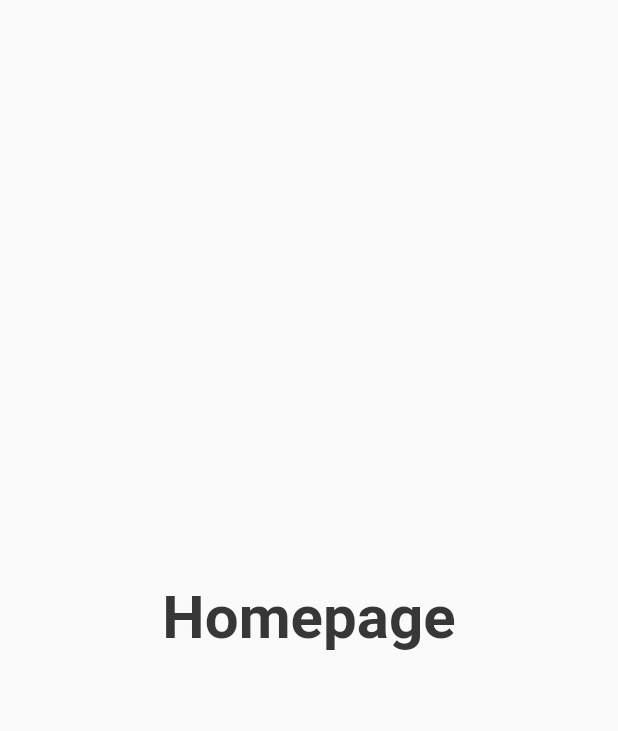
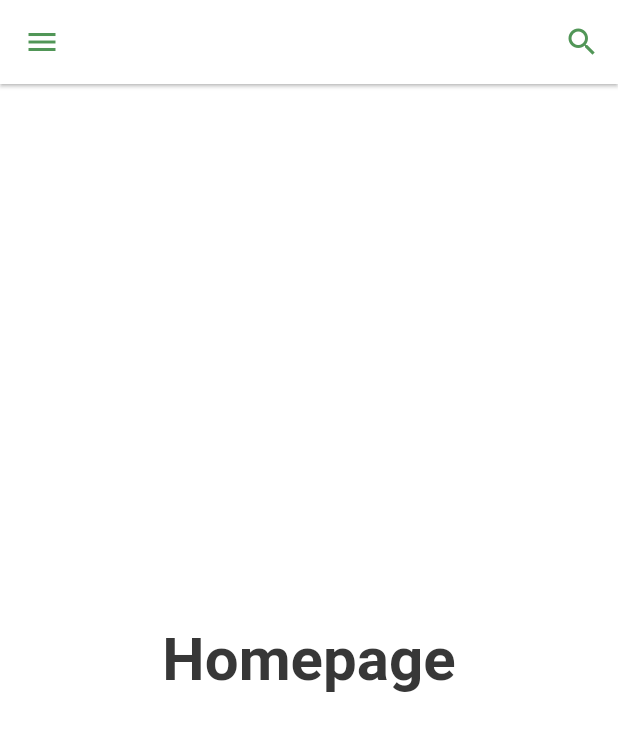
Before and after one commit to Ahnaf16/Dokan, a Flutter app: the screen it shows after launch, after a tap on "Sign In", on a phone screen of 412 x 824 dp. Shown: the top 731 px of the screen. Run offline on Flutter 3.47's test engine with Material 2 defaults, Android fonts, the phone set to English and light mode, and no system bars; our stand-ins replace firebase_core; accounts and stored records are empty.

Commit message:
added homepage and app-drawer

```diff
--- a/lib/Auth/forgetpass.dart
+++ b/lib/Auth/forgetpass.dart
@@ -15,7 +15,7 @@ class _ForgetPasswordState extends State<ForgetPassword> {
   @override
   Widget build(BuildContext context) {
     return Scaffold(
-      backgroundColor: AppColor.appSecColor,
+      backgroundColor: AppColor.appBackground,
       appBar: AppBar(
         leading: IconButton(
           onPressed: () => Navigator.pop(context),
@@ -24,8 +24,8 @@ class _ForgetPasswordState extends State<ForgetPassword> {
             color: AppColor.appMainColor,
           ),
         ),
-        backgroundColor: AppColor.appSecColor,
-        shadowColor: AppColor.appSecColor,
+        backgroundColor: AppColor.appBackground,
+        shadowColor: AppColor.appBackground,
         elevation: 0,
       ),
 //-----------------------------------------------------------------
--- a/lib/Auth/signin.dart
+++ b/lib/Auth/signin.dart
@@ -18,7 +18,7 @@ class _SinginPageState extends State<SinginPage> {
   @override
   Widget build(BuildContext context) {
     return Scaffold(
-      backgroundColor: AppColor.appSecColor,
+      backgroundColor: AppColor.appBackground,
       body: SingleChildScrollView(
         child: Column(
           children: [
--- a/lib/Auth/signup.dart
+++ b/lib/Auth/signup.dart
@@ -18,7 +18,7 @@ class _SingupPageState extends State<SingupPage> {
   @override
   Widget build(BuildContext context) {
     return Scaffold(
-      backgroundColor: AppColor.appSecColor,
+      backgroundColor: AppColor.appBackground,
       body: SingleChildScrollView(
         child: Column(
           children: [
--- a/lib/Properties/app_properties.dart
+++ b/lib/Properties/app_properties.dart
@@ -1,10 +1,10 @@
 import 'package:flutter/material.dart';
 
 class AppColor {
-  static const Color appMainColor = Color(0xFF373737);
-  static const Color appSecColor = Colors.white;
-  static const Color textColorL = Color(0xff373737);
-  static const Color fillColorL = Color(0xffe7e7e7);
+  static const Color appMainColor = Color(0xFF519657);
+  static const Color appBackground = Colors.white;
+  static const Color textColorL = Color(0xFF373737);
+  static const Color fillColorL = Color(0x1A519657);
 
   //dark color
   static const Color appMainDarkColor = Color(0xff81C784);
@@ -15,18 +15,18 @@ class AppColor {
 
 class AllTextStyle {
   static const TextStyle headerStyle = TextStyle(
-    color: AppColor.appMainColor,
+    color: AppColor.textColorL,
     fontSize: 40,
     fontWeight: FontWeight.bold,
   );
 
   static const TextStyle bodyTextStyle = TextStyle(
-    color: AppColor.appMainColor,
+    color: AppColor.textColorL,
     fontSize: 22,
   );
 
   static const TextStyle smallTextStyle = TextStyle(
-    color: AppColor.appMainColor,
+    color: AppColor.textColorL,
     fontSize: 18,
   );
 }
--- a/lib/Screen/homepage.dart
+++ b/lib/Screen/homepage.dart
@@ -1,3 +1,5 @@
+// ignore_for_file: prefer_const_constructors, prefer_const_literals_to_create_immutables
+
 import 'package:dokan/Properties/app_properties.dart';
 import 'package:flutter/material.dart';
 
@@ -6,7 +8,30 @@ class Homepage extends StatelessWidget {
 
   @override
   Widget build(BuildContext context) {
-    return const Scaffold(
+    return Scaffold(
+      backgroundColor: AppColor.appBackground,
+      appBar: AppBar(
+        backgroundColor: AppColor.appBackground,
+        elevation: 1,
+        leading: Builder(builder: (context) {
+          return IconButton(
+            onPressed: () => Scaffold.of(context).openDrawer(),
+            icon: Icon(
+              Icons.menu,
+              color: AppColor.appMainColor,
+            ),
+          );
+        }),
+        actions: [
+          IconButton(
+            onPressed: () {},
+            icon: Icon(
+              Icons.search,
+              color: AppColor.appMainColor,
+            ),
+          ),
+        ],
+      ),
       body: SafeArea(
         child: Center(
           child: Text(
@@ -15,6 +40,54 @@ class Homepage extends StatelessWidget {
           ),
         ),
       ),
+      drawer: SafeArea(
+        child: Drawer(
+          child: ListView(
+            children: [
+              DrawerHeader(
+                decoration: BoxDecoration(color: Color(0x1A519657)),
+                padding: EdgeInsets.all(10),
+                child: Stack(
+                  children: [
+                    Align(
+                      alignment: Alignment.centerLeft,
+                      child: CircleAvatar(
+                        radius: 50.0,
+                        backgroundColor: Colors.transparent,
+                        backgroundImage: AssetImage('assets/profile.jpg'),
+                      ),
+                    ),
+                    Align(
+                      alignment: Alignment.centerRight,
+                      child: Text(
+                        'Ahnaf Sakil',
+                        style: AllTextStyle.bodyTextStyle,
+                      ),
+                    ),
+                    Align(
+                      alignment: Alignment.centerRight + Alignment(0, .4),
+                      child: Text(
+                        'ahnafsakil9@gmail.com',
+                        style: AllTextStyle.smallTextStyle,
+                      ),
+                    ),
+                  ],
+                ),
+              ),
+              ListTile(
+                onTap: () {},
+                title: Text('Account'),
+                leading: Icon(Icons.person),
+              ),
+              ListTile(
+                onTap: () {},
+                title: Text('Settings'),
+                leading: Icon(Icons.settings),
+              ),
+            ],
+          ),
+        ),
+      ),
     );
   }
 }
--- a/lib/Screen/splash.dart
+++ b/lib/Screen/splash.dart
@@ -35,7 +35,7 @@ class _SplashScreenState extends State<SplashScreen> {
   @override
   Widget build(BuildContext context) {
     return Scaffold(
-      backgroundColor: AppColor.appSecColor,
+      backgroundColor: AppColor.appBackground,
       body: Center(
         child: Column(
           mainAxisAlignment: MainAxisAlignment.center,
--- a/pubspec.yaml
+++ b/pubspec.yaml
@@ -61,9 +61,9 @@ flutter:
   uses-material-design: true
 
   # To add assets to your application, add an assets section, like this:
-  # assets:
-  #   - images/a_dot_burr.jpeg
-  #   - images/a_dot_ham.jpeg
+  assets:
+    - assets/
+
 
   # An image asset can refer to one or more resolution-specific "variants", see
   # https://flutter.dev/assets-and-images/#resolution-aware.
```
Also changed, not shown: assets/profile.jpg (added).
